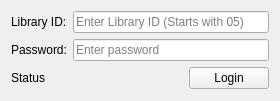
Before: the Qt Designer form Sandbox/design/ui_login.ui in manashmandal/KLAS, drawn with Qt 5.
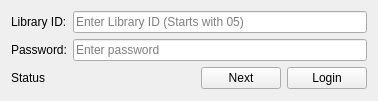
After: the same form once the commit is applied.

The edit to the form file:
```diff
--- a/Sandbox/design/ui_login.ui
+++ b/Sandbox/design/ui_login.ui
@@ -6,7 +6,7 @@
    <rect>
     <x>0</x>
     <y>0</y>
-    <width>280</width>
+    <width>378</width>
     <height>101</height>
    </rect>
   </property>
@@ -77,6 +77,13 @@
          </property>
         </spacer>
        </item>
+       <item>
+        <widget class="QPushButton" name="nextPushButton">
+         <property name="text">
+          <string>Next</string>
+         </property>
+        </widget>
+       </item>
        <item>
         <widget class="QPushButton" name="loginPushButton">
          <property name="text">
```
